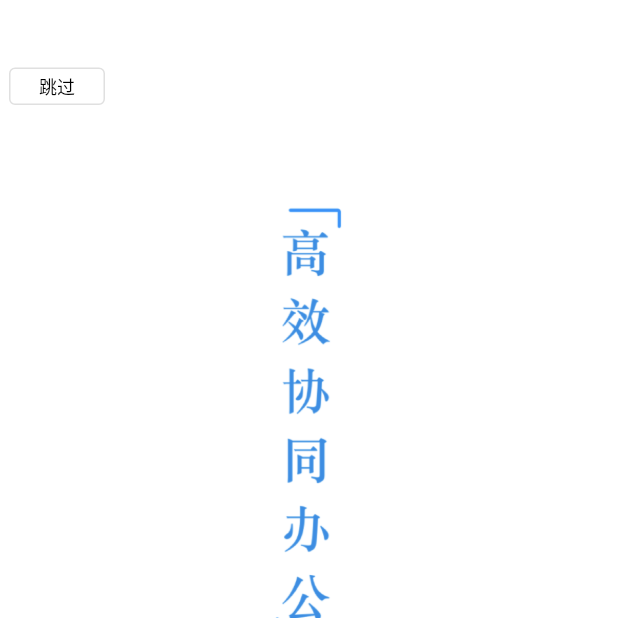
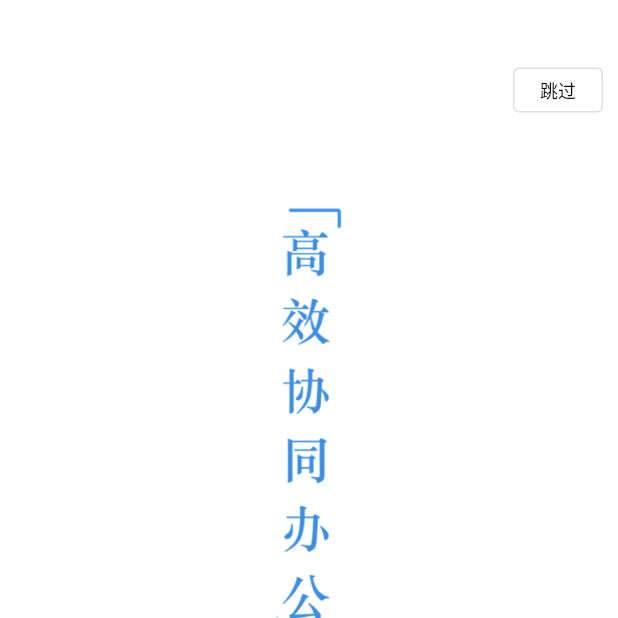
Before and after one commit to Moshimol/Flutter_IM, a Flutter app: the first screen one second after launch, on a phone screen of 412 x 824 dp, the top half of it. Run offline on Flutter 3.47's test engine with Material 2 defaults, Android fonts, the phone set to English and light mode, and no system bars; missing offline and left inert: dart:ffi.

Commit message:
fix: 跳转设置相关

```diff
--- a/lib/pages/other/launch_page.dart
+++ b/lib/pages/other/launch_page.dart
@@ -16,7 +16,7 @@ class _LaunchPage extends State<LaunchPage>{
   void initState() {
     super.initState();
     //开启倒计时
-    countDown();
+    // countDown();
   }
 
   // 倒计时
@@ -45,13 +45,15 @@ class _LaunchPage extends State<LaunchPage>{
           Container(
             alignment: Alignment.topRight,
             padding: EdgeInsets.fromLTRB(0.0, 45.0, 10, 0.0),
-            width: 80,
-            height: 70,
-            child: OutlinedButton(
-              child: Text("跳过",textAlign: TextAlign.center,style: TextStyle(color: Colors.black,fontSize: 12)),
-              onPressed: (){
-                newHomePage();
-              },
+            child: Container(
+              width: 60,
+              height: 30,
+              child: OutlinedButton(
+                child: Text("跳过",textAlign: TextAlign.center,style: TextStyle(color: Colors.black,fontSize: 12)),
+                onPressed: (){
+                  newHomePage();
+                  },
+              ),
             ),
           )
         ],
```
Also changed, not shown: lib/pages/home/home_page.dart (+53 -5 lines).
